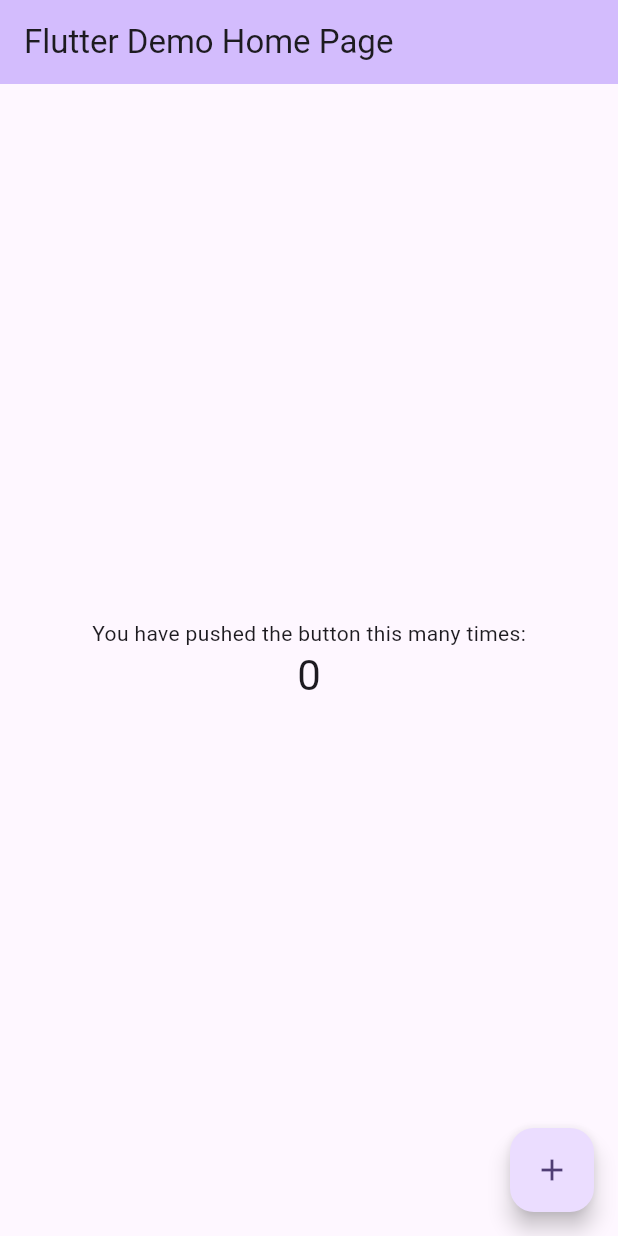
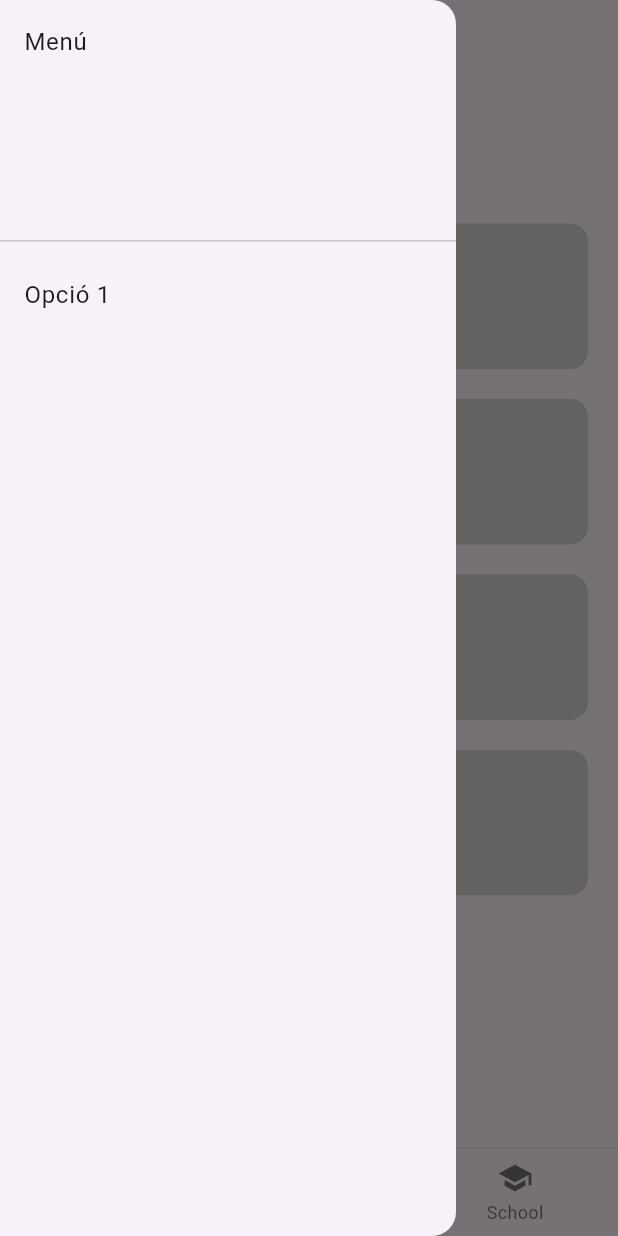
Before and after one commit to SW1073/Bits2024, a Flutter app: the screen it shows after launch, with the side drawer open (before the commit the screen has no drawer), on a phone screen of 412 x 824 dp. Run offline on Flutter 3.47's test engine with Material 3 defaults, Android fonts, the phone set to English and light mode, and no system bars.

Commit message:
pantalla les meves classes

```diff
--- a/front/src/lib/main.dart
+++ b/front/src/lib/main.dart
@@ -1,125 +1,68 @@
 import 'package:flutter/material.dart';
+import 'package:src/presentacio/controladorPresentacio.dart';
+import 'package:src/presentacio/home.dart';
+import 'package:src/presentacio/screens/mevesClasses.dart';
+import 'package:src/presentacio/widgets/menuEsquerre.dart';
+import 'package:src/presentacio/widgets/menuInferior.dart';
 
 void main() {
-  runApp(const MyApp());
+  final controladorPresentacion = ControladorPresentacion();
+
+  runApp(MyApp(controladorPresentacion: controladorPresentacion));
 }
 
-class MyApp extends StatelessWidget {
-  const MyApp({super.key});
+class MyApp extends StatefulWidget {
+  final ControladorPresentacion controladorPresentacion;
 
-  // This widget is the root of your application.
+  MyApp({Key? key, required this.controladorPresentacion}) : super(key: key);
+
   @override
-  Widget build(BuildContext context) {
-    return MaterialApp(
-      title: 'Flutter Demo',
-      theme: ThemeData(
-        // This is the theme of your application.
-        //
-        // TRY THIS: Try running your application with "flutter run". You'll see
-        // the application has a purple toolbar. Then, without quitting the app,
-        // try changing the seedColor in the colorScheme below to Colors.green
-        // and then invoke "hot reload" (save your changes or press the "hot
-        // reload" button in a Flutter-supported IDE, or press "r" if you used
-        // the command line to start the app).
-        //
-        // Notice that the counter didn't reset back to zero; the application
-        // state is not lost during the reload. To reset the state, use hot
-        // restart instead.
-        //
-        // This works for code too, not just values: Most code changes can be
-        // tested with just a hot reload.
-        colorScheme: ColorScheme.fromSeed(seedColor: Colors.deepPurple),
-        useMaterial3: true,
-      ),
-      home: const MyHomePage(title: 'Flutter Demo Home Page'),
-    );
-  }
+  _MyAppState createState() => _MyAppState(controladorPresentacion);
 }
 
-class MyHomePage extends StatefulWidget {
-  const MyHomePage({super.key, required this.title});
+class _MyAppState extends State<MyApp> {
+  late ControladorPresentacion _controladorPresentacion;
 
-  // This widget is the home page of your application. It is stateful, meaning
-  // that it has a State object (defined below) that contains fields that affect
-  // how it looks.
-
-  // This class is the configuration for the state. It holds the values (in this
-  // case the title) provided by the parent (in this case the App widget) and
-  // used by the build method of the State. Fields in a Widget subclass are
-  // always marked "final".
-
-  final String title;
+  _MyAppState(ControladorPresentacion controladorPresentacion) {
+    _controladorPresentacion = controladorPresentacion;
+  }
 
   @override
-  State<MyHomePage> createState() => _MyHomePageState();
-}
-
-class _MyHomePageState extends State<MyHomePage> {
-  int _counter = 0;
-
-  void _incrementCounter() {
-    setState(() {
-      // This call to setState tells the Flutter framework that something has
-      // changed in this State, which causes it to rerun the build method below
-      // so that the display can reflect the updated values. If we changed
-      // _counter without calling setState(), then the build method would not be
-      // called again, and so nothing would appear to happen.
-      _counter++;
-    });
+  void initState() {
+    super.initState();
   }
 
   @override
   Widget build(BuildContext context) {
-    // This method is rerun every time setState is called, for instance as done
-    // by the _incrementCounter method above.
-    //
-    // The Flutter framework has been optimized to make rerunning build methods
-    // fast, so that you can just rebuild anything that needs updating rather
-    // than having to individually change instances of widgets.
-    return Scaffold(
-      appBar: AppBar(
-        // TRY THIS: Try changing the color here to a specific color (to
-        // Colors.amber, perhaps?) and trigger a hot reload to see the AppBar
-        // change color while the other colors stay the same.
-        backgroundColor: Theme.of(context).colorScheme.inversePrimary,
-        // Here we take the value from the MyHomePage object that was created by
-        // the App.build method, and use it to set our appbar title.
-        title: Text(widget.title),
+    return MaterialApp(
+      debugShowCheckedModeBanner: false,
+      theme: ThemeData(),
+      home: Scaffold(
+        appBar: AppBar(
+          title: const Text(
+            'Nom App',
+            style: TextStyle(
+              color: Color.fromRGBO(8, 72, 135, 1),
+              fontWeight: FontWeight.bold,
+            ),
+          ),
+          leading: Builder(
+            builder: (context) {
+              return IconButton(
+                icon: const Icon(Icons.menu),
+                onPressed: () {
+                  Scaffold.of(context).openDrawer();
+                },
+              );
+            },
+          ),
+        ),
+        body: MevesClasses(controladorPresentacion: _controladorPresentacion),
+        drawer: Drawer(
+          child: MenuEsquerre(),
+        ),
+        bottomNavigationBar: MenuInferior(),
       ),
-      body: Center(
-        // Center is a layout widget. It takes a single child and positions it
-        // in the middle of the parent.
-        child: Column(
-          // Column is also a layout widget. It takes a list of children and
-          // arranges them vertically. By default, it sizes itself to fit its
-          // children horizontally, and tries to be as tall as its parent.
-          //
-          // Column has various properties to control how it sizes itself and
-          // how it positions its children. Here we use mainAxisAlignment to
-          // center the children vertically; the main axis here is the vertical
-          // axis because Columns are vertical (the cross axis would be
-          // horizontal).
-          //
-          // TRY THIS: Invoke "debug painting" (choose the "Toggle Debug Paint"
-          // action in the IDE, or press "p" in the console), to see the
-          // wireframe for each widget.
-          mainAxisAlignment: MainAxisAlignment.center,
-          children: <Widget>[
-            const Text(
-              'You have pushed the button this many times:',
-            ),
-            Text(
-              '$_counter',
-              style: Theme.of(context).textTheme.headlineMedium,
-            ),
-          ],
-        ),
-      ),
-      floatingActionButton: FloatingActionButton(
-        onPressed: _incrementCounter,
-        tooltip: 'Increment',
-        child: const Icon(Icons.add),
-      ), // This trailing comma makes auto-formatting nicer for build methods.
     );
   }
 }
--- /dev/null
+++ b/front/src/lib/presentacio/controladorPresentacio.dart
@@ -0,0 +1,3 @@
+import 'package:flutter/material.dart';
+
+class ControladorPresentacion {}
--- /dev/null
+++ b/front/src/lib/presentacio/home.dart
@@ -0,0 +1,65 @@
+import 'package:flutter/material.dart';
+import 'package:src/presentacio/controladorPresentacio.dart';
+
+class Home extends StatefulWidget {
+  final ControladorPresentacion controladorPresentacion;
+  const Home({Key? key, required this.controladorPresentacion});
+
+  @override
+  State<Home> createState() => _Home(controladorPresentacion);
+}
+
+class _Home extends State<Home> {
+  late ControladorPresentacion _controladorPresentacion;
+
+  _Home(ControladorPresentacion controladorPresentacion) {
+    _controladorPresentacion = controladorPresentacion;
+  }
+
+  @override
+  void initState() {
+    super.initState();
+  }
+
+  void _a() {
+    print('a');
+  }
+
+  // blau fosc -> Color.fromRGBO(8, 72, 135, 1)
+  // aquamarina -> Color.fromRGBO(44, 246, 179, 1)
+  // verd -> Color.fromRGBO(73, 160, 120, 1)
+  // gris -> Color.fromRGBO(219, 212, 211, 1)
+
+  @override
+  Widget build(BuildContext context) {
+    return Scaffold(
+        body: Column(children: [
+      Center(
+        child: Ink(
+          decoration: const ShapeDecoration(
+            color: Color.fromRGBO(219, 212, 211, 1),
+            shape: CircleBorder(),
+          ),
+          child: IconButton(
+            onPressed: _a,
+            icon: Icon(Icons.add),
+            color: Color.fromRGBO(73, 160, 120, 1),
+          ),
+        ),
+      ),
+      Center(
+        child: Ink(
+          decoration: const ShapeDecoration(
+            color: Color.fromRGBO(44, 246, 179, 1),
+            shape: CircleBorder(),
+          ),
+          child: IconButton(
+            onPressed: _a,
+            icon: Icon(Icons.add),
+            color: Color.fromRGBO(8, 72, 135, 1),
+          ),
+        ),
+      ),
+    ]));
+  }
+}
--- /dev/null
+++ b/front/src/lib/presentacio/screens/mevesClasses.dart
@@ -0,0 +1,99 @@
+import 'package:flutter/material.dart';
+import 'package:src/presentacio/controladorPresentacio.dart';
+
+class MevesClasses extends StatefulWidget {
+  final ControladorPresentacion controladorPresentacion;
+
+  const MevesClasses({Key? key, required this.controladorPresentacion})
+      : super(key: key);
+
+  @override
+  State<MevesClasses> createState() => _MevesClasses(controladorPresentacion);
+}
+
+class _MevesClasses extends State<MevesClasses> {
+  late ControladorPresentacion _controladorPresentacion;
+
+  _MevesClasses(ControladorPresentacion controladorPresentacion) {
+    _controladorPresentacion = controladorPresentacion;
+  }
+
+  @override
+  void initState() {
+    super.initState();
+  }
+
+  void _a() {
+    print('a');
+  }
+
+  // blau fosc -> Color.fromRGBO(8, 72, 135, 1)
+  // aquamarina -> Color.fromRGBO(44, 246, 179, 1)
+  // verd -> Color.fromRGBO(73, 160, 120, 1)
+  // gris -> Color.fromRGBO(219, 212, 211, 1)
+
+  @override
+  Widget build(BuildContext context) {
+    return Scaffold(
+      body: Padding(
+        padding: const EdgeInsets.all(20.0),
+        child: Column(
+          crossAxisAlignment: CrossAxisAlignment.start,
+          children: [
+            // Title widget
+            Text(
+              'Les meves classes',
+              style: TextStyle(
+                fontSize: 30,
+                fontWeight: FontWeight.bold,
+                color: Color.fromRGBO(8, 72, 135, 1),
+              ),
+            ),
+            const SizedBox(height: 20),
+            Expanded(
+              child: ListView.builder(
+                itemCount: 4,
+                itemBuilder: (context, index) {
+                  return GestureDetector(
+                    onTap: () {
+                      print("Tapped on class $index");
+                    },
+                    child: Container(
+                      margin: const EdgeInsets.symmetric(vertical: 10),
+                      padding: const EdgeInsets.all(16.0),
+                      decoration: BoxDecoration(
+                        color: Color.fromRGBO(219, 212, 211, 1),
+                        borderRadius: BorderRadius.circular(12.0),
+                      ),
+                      child: Column(
+                        mainAxisSize: MainAxisSize.min,
+                        children: [
+                          Text(
+                            'Nom de classe',
+                            style: TextStyle(
+                              fontSize: 20,
+                              fontWeight: FontWeight.bold,
+                              color: Color.fromRGBO(8, 72, 135, 1),
+                            ),
+                          ),
+                          const SizedBox(height: 10),
+                          Text(
+                            'Nom de nen',
+                            style: TextStyle(
+                              fontSize: 18,
+                              color: Colors.black54,
+                            ),
+                          ),
+                        ],
+                      ),
+                    ),
+                  );
+                },
+              ),
+            ),
+          ],
+        ),
+      ),
+    );
+  }
+}
--- /dev/null
+++ b/front/src/lib/presentacio/widgets/menuEsquerre.dart
@@ -0,0 +1,19 @@
+import 'package:flutter/material.dart';
+
+class MenuEsquerre extends StatelessWidget {
+  Widget build(BuildContext context) {
+    return ListView(
+      children: [
+        const DrawerHeader(
+          child: Text('Menú'),
+        ),
+        ListTile(
+          title: const Text('Opció 1'),
+          onTap: () {
+            Navigator.pop(context);
+          },
+        ),
+      ],
+    );
+  }
+}
--- /dev/null
+++ b/front/src/lib/presentacio/widgets/menuInferior.dart
@@ -0,0 +1,58 @@
+import 'package:flutter/material.dart';
+
+class MenuInferior extends StatefulWidget {
+  const MenuInferior({super.key});
+
+  @override
+  State<MenuInferior> createState() => _MenuInferior();
+}
+
+class _MenuInferior extends State<MenuInferior> {
+  int _selectedIndex = 0;
+  static const TextStyle optionStyle =
+      TextStyle(fontSize: 30, fontWeight: FontWeight.bold);
+  static const List<Widget> _widgetOptions = <Widget>[
+    Text(
+      'Index 0: Home',
+      style: optionStyle,
+    ),
+    Text(
+      'Index 1: Business',
+      style: optionStyle,
+    ),
+    Text(
+      'Index 2: School',
+      style: optionStyle,
+    ),
+  ];
+
+  void _onItemTapped(int index) {
+    setState(() {
+      _selectedIndex = index;
+    });
+  }
+
+  @override
+  Widget build(BuildContext context) {
+    return Container(
+        child: BottomNavigationBar(
+      items: const <BottomNavigationBarItem>[
+        BottomNavigationBarItem(
+          icon: Icon(Icons.home),
+          label: 'Home',
+        ),
+        BottomNavigationBarItem(
+          icon: Icon(Icons.business),
+          label: 'Business',
+        ),
+        BottomNavigationBarItem(
+          icon: Icon(Icons.school),
+          label: 'School',
+        ),
+      ],
+      currentIndex: _selectedIndex,
+      selectedItemColor: Colors.amber[800],
+      onTap: _onItemTapped,
+    ));
+  }
+}
```
Also changed, not shown: 1 other file.
